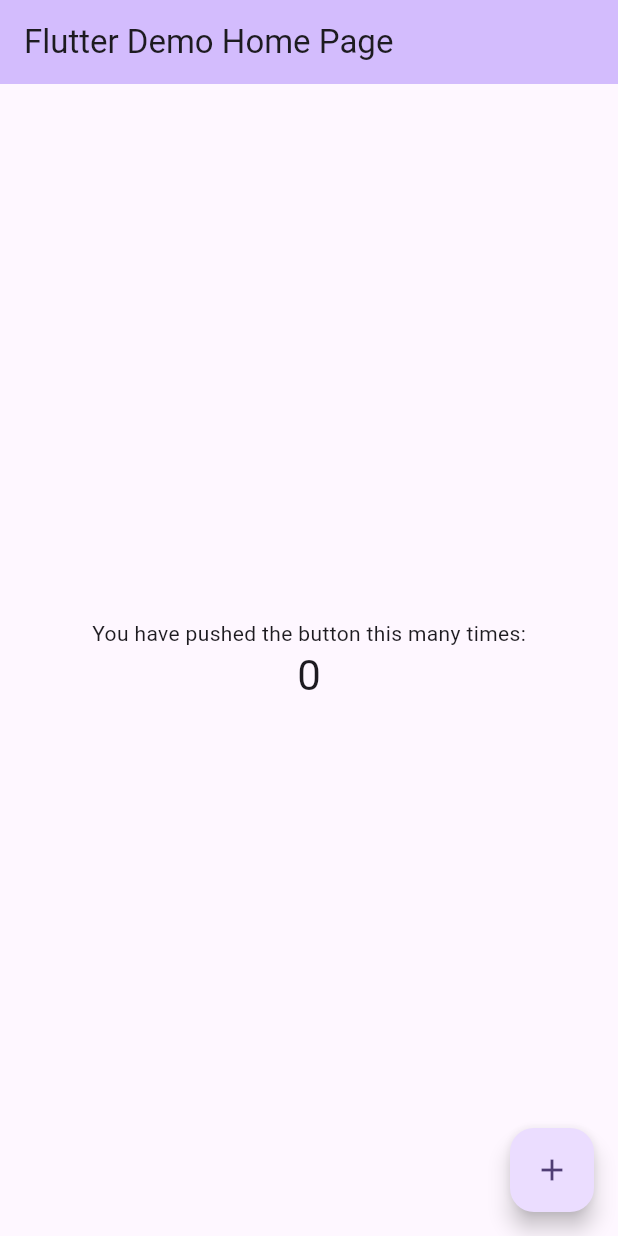
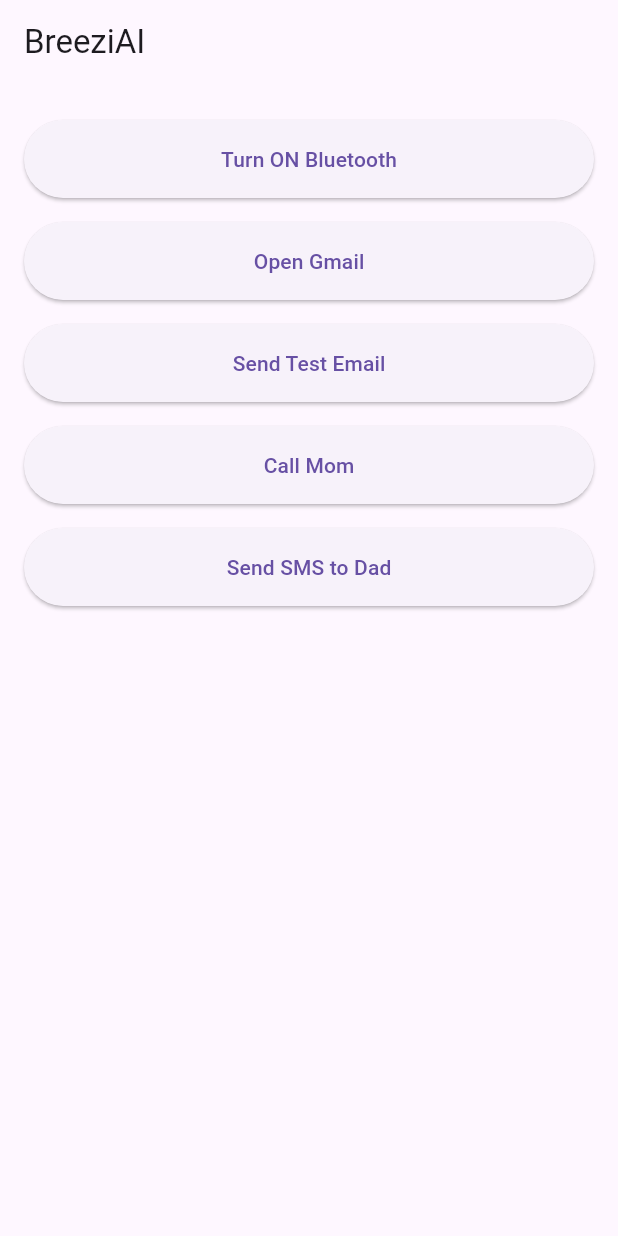
Before and after one commit to jaishree29/breeziAI, a Flutter app: the screen it shows after launch, on a phone screen of 412 x 824 dp. Run offline on Flutter 3.47's test engine with Material 3 defaults, Android fonts, the phone set to English and light mode, and no system bars; our stand-ins replace flutter_blue_plus; missing offline and left inert: android_intent_plus, device_apps.

Commit message:
Added a basic sample json and created a test app that has multiple agents to perform tasks

```diff
--- /dev/null
+++ b/lib/controllers/agent_controller.dart
@@ -0,0 +1,138 @@
+// lib/controllers/agent_controller.dart
+import 'dart:convert';
+import '../models/instruction_response_model.dart'; // Adjust path if needed
+import '../models/agent_specific_model.dart'; // Adjust path if needed
+import '../services/bluetooth_service.dart';
+import '../services/app_service.dart';
+import '../services/phone_service.dart';
+
+class AgentController {
+  // Instantiate your services
+  final BluetoothService _bluetoothService = BluetoothService();
+  final AppService _appService = AppService();
+  final PhoneService _phoneService = PhoneService();
+
+  // This map holds your mock JSON responses
+  final Map<String, String> mockLLMResponses = {
+    'turn_on_bluetooth': '''
+      {
+        "instruction": "Turn on Bluetooth",
+        "response": {
+          "text": "Bluetooth has been enabled.",
+          "actions": [
+            { "type": "toggle_bluetooth", "parameters": { "state": "on" } }
+          ]
+        }
+      }
+    ''',
+    'open_gmail': '''
+      {
+        "instruction": "Open Gmail",
+        "response": {
+          "text": "Opening Gmail app.",
+          "actions": [
+            { "type": "open_app", "parameters": { "packageName": "com.google.android.gm" } }
+          ]
+        }
+      }
+    ''',
+    'send_email': '''
+      {
+        "instruction": "Send an email to John",
+        "response": {
+          "text": "Composing an email to John.",
+          "actions": [
+            {
+              "type": "compose_email",
+              "parameters": {
+                "packageName": "com.google.android.gm",
+                "to": "john@example.com",
+                "subject": "Meeting Update",
+                "body": "Let's catch up at 3 PM tomorrow."
+              }
+            }
+          ]
+        }
+      }
+    ''',
+    'make_call': '''
+      {
+        "instruction": "Call Mom",
+        "response": {
+          "text": "Calling Mom.",
+          "actions": [
+            { "type": "make_call", "parameters": { "phoneNumber": "+911234567890" } }
+          ]
+        }
+      }
+    ''',
+    'send_sms': '''
+      {
+        "instruction": "Send message to Dad",
+        "response": {
+          "text": "Sending SMS to Dad.",
+          "actions": [
+            {
+              "type": "send_sms",
+              "parameters": {
+                "phoneNumber": "+919876543210",
+                "message": "Hi Dad, I’ll be home soon."
+              }
+            }
+          ]
+        }
+      }
+    ''',
+  };
+
+  // This is the main function the View will call
+  Future<void> processCommand(String commandKey) async {
+    final jsonString = mockLLMResponses[commandKey];
+    if (jsonString == null) {
+      print("Error: No mock response found for command '$commandKey'");
+      return;
+    }
+
+    // 1. Decoding the JSON string into a Map
+    final Map<String, dynamic> jsonMap = json.decode(jsonString);
+
+    // 2. Parsing the Map into the Dart Model
+    final instructionResponse = InstructionResponse.fromJson(jsonMap);
+
+    print("Instruction: ${instructionResponse.instruction}");
+    print("Response Text: ${instructionResponse.response.text}");
+
+    // 3. Looping through actions and executing them
+    for (final action in instructionResponse.response.actions) {
+      await _executeAction(action);
+    }
+  }
+
+  // Private helper to execute a single action
+  Future<void> _executeAction(ActionData action) async {
+    switch (action.type) {
+      case 'toggle_bluetooth':
+        final params = BluetoothParams.fromJson(action.parameters);
+        await _bluetoothService.toggle(params.state);
+        break;
+      case 'open_app':
+        final params = AppParams.fromJson(action.parameters);
+        await _appService.openApp(params.packageName);
+        break;
+      case 'compose_email':
+        final params = EmailParams.fromJson(action.parameters);
+        await _appService.composeEmail(params.to, params.subject, params.body);
+        break;
+      case 'make_call':
+        final params = CallParams.fromJson(action.parameters);
+        await _phoneService.makeCall(params.phoneNumber);
+        break;
+      case 'send_sms':
+        final params = SmsParams.fromJson(action.parameters);
+        await _phoneService.sendSms(params.phoneNumber, params.message);
+        break;
+      default:
+        print("Error: Unknown action type '${action.type}'");
+    }
+  }
+}
--- a/lib/main.dart
+++ b/lib/main.dart
@@ -1,3 +1,4 @@
+import 'package:breeziai/views/home_page.dart';
 import 'package:flutter/material.dart';
 
 void main() {
@@ -7,116 +8,13 @@ void main() {
 class MyApp extends StatelessWidget {
   const MyApp({super.key});
 
-  // This widget is the root of your application.
   @override
   Widget build(BuildContext context) {
     return MaterialApp(
-      title: 'Flutter Demo',
-      theme: ThemeData(
-        // This is the theme of your application.
-        //
-        // TRY THIS: Try running your application with "flutter run". You'll see
-        // the application has a purple toolbar. Then, without quitting the app,
-        // try changing the seedColor in the colorScheme below to Colors.green
-        // and then invoke "hot reload" (save your changes or press the "hot
-        // reload" button in a Flutter-supported IDE, or press "r" if you used
-        // the command line to start the app).
-        //
-        // Notice that the counter didn't reset back to zero; the application
-        // state is not lost during the reload. To reset the state, use hot
-        // restart instead.
-        //
-        // This works for code too, not just values: Most code changes can be
-        // tested with just a hot reload.
-        colorScheme: ColorScheme.fromSeed(seedColor: Colors.deepPurple),
-      ),
-      home: const MyHomePage(title: 'Flutter Demo Home Page'),
+      debugShowCheckedModeBanner: false,
+      title: 'BreeziAI',
+      theme: ThemeData(primarySwatch: Colors.blue, useMaterial3: true),
+      home: const HomePage(),
     );
   }
 }
-
-class MyHomePage extends StatefulWidget {
-  const MyHomePage({super.key, required this.title});
-
-  // This widget is the home page of your application. It is stateful, meaning
-  // that it has a State object (defined below) that contains fields that affect
-  // how it looks.
-
-  // This class is the configuration for the state. It holds the values (in this
-  // case the title) provided by the parent (in this case the App widget) and
-  // used by the build method of the State. Fields in a Widget subclass are
-  // always marked "final".
-
-  final String title;
-
-  @override
-  State<MyHomePage> createState() => _MyHomePageState();
-}
-
-class _MyHomePageState extends State<MyHomePage> {
-  int _counter = 0;
-
-  void _incrementCounter() {
-    setState(() {
-      // This call to setState tells the Flutter framework that something has
-      // changed in this State, which causes it to rerun the build method below
-      // so that the display can reflect the updated values. If we changed
-      // _counter without calling setState(), then the build method would not be
-      // called again, and so nothing would appear to happen.
-      _counter++;
-    });
-  }
-
-  @override
-  Widget build(BuildContext context) {
-    // This method is rerun every time setState is called, for instance as done
-    // by the _incrementCounter method above.
-    //
-    // The Flutter framework has been optimized to make rerunning build methods
-    // fast, so that you can just rebuild anything that needs updating rather
-    // than having to individually change instances of widgets.
-    return Scaffold(
-      appBar: AppBar(
-        // TRY THIS: Try changing the color here to a specific color (to
-        // Colors.amber, perhaps?) and trigger a hot reload to see the AppBar
-        // change color while the other colors stay the same.
-        backgroundColor: Theme.of(context).colorScheme.inversePrimary,
-        // Here we take the value from the MyHomePage object that was created by
-        // the App.build method, and use it to set our appbar title.
-        title: Text(widget.title),
-      ),
-      body: Center(
-        // Center is a layout widget. It takes a single child and positions it
-        // in the middle of the parent.
-        child: Column(
-          // Column is also a layout widget. It takes a list of children and
-          // arranges them vertically. By default, it sizes itself to fit its
-          // children horizontally, and tries to be as tall as its parent.
-          //
-          // Column has various properties to control how it sizes itself and
-          // how it positions its children. Here we use mainAxisAlignment to
-          // center the children vertically; the main axis here is the vertical
-          // axis because Columns are vertical (the cross axis would be
-          // horizontal).
-          //
-          // TRY THIS: Invoke "debug painting" (choose the "Toggle Debug Paint"
-          // action in the IDE, or press "p" in the console), to see the
-          // wireframe for each widget.
-          mainAxisAlignment: MainAxisAlignment.center,
-          children: <Widget>[
-            const Text('You have pushed the button this many times:'),
-            Text(
-              '$_counter',
-              style: Theme.of(context).textTheme.headlineMedium,
-            ),
-          ],
-        ),
-      ),
-      floatingActionButton: FloatingActionButton(
-        onPressed: _incrementCounter,
-        tooltip: 'Increment',
-        child: const Icon(Icons.add),
-      ), // This trailing comma makes auto-formatting nicer for build methods.
-    );
-  }
-}
--- /dev/null
+++ b/lib/models/agent_specific_model.dart
@@ -0,0 +1,161 @@
+class BluetoothParams {
+  final String state;
+  BluetoothParams({required this.state});
+
+  factory BluetoothParams.fromJson(Map<String, dynamic> json) {
+    return BluetoothParams(state: json['state'] ?? '');
+  }
+
+  Map<String, dynamic> toJson() => {'state': state};
+}
+
+class WifiParams {
+  final String state;
+  final String? ssid;
+  final String? password;
+
+  WifiParams({required this.state, this.ssid, this.password});
+
+  factory WifiParams.fromJson(Map<String, dynamic> json) {
+    return WifiParams(
+      state: json['state'] ?? '',
+      ssid: json['ssid'],
+      password: json['password'],
+    );
+  }
+
+  Map<String, dynamic> toJson() => {
+    'state': state,
+    if (ssid != null) 'ssid': ssid,
+    if (password != null) 'password': password,
+  };
+}
+
+class AppParams {
+  final String packageName;
+
+  AppParams({required this.packageName});
+
+  factory AppParams.fromJson(Map<String, dynamic> json) {
+    return AppParams(packageName: json['packageName'] ?? '');
+  }
+
+  Map<String, dynamic> toJson() => {'packageName': packageName};
+}
+
+class EmailParams {
+  final String packageName;
+  final String to;
+  final String subject;
+  final String body;
+
+  EmailParams({
+    required this.packageName,
+    required this.to,
+    required this.subject,
+    required this.body,
+  });
+
+  factory EmailParams.fromJson(Map<String, dynamic> json) {
+    return EmailParams(
+      packageName: json['packageName'] ?? '',
+      to: json['to'] ?? '',
+      subject: json['subject'] ?? '',
+      body: json['body'] ?? '',
+    );
+  }
+
+  Map<String, dynamic> toJson() => {
+    'packageName': packageName,
+    'to': to,
+    'subject': subject,
+    'body': body,
+  };
+}
+
+class CalendarParams {
+  final String packageName;
+  final String title;
+  final String time;
+  final String? location;
+
+  CalendarParams({
+    required this.packageName,
+    required this.title,
+    required this.time,
+    this.location,
+  });
+
+  factory CalendarParams.fromJson(Map<String, dynamic> json) {
+    return CalendarParams(
+      packageName: json['packageName'] ?? '',
+      title: json['title'] ?? '',
+      time: json['time'] ?? '',
+      location: json['location'],
+    );
+  }
+
+  Map<String, dynamic> toJson() => {
+    'packageName': packageName,
+    'title': title,
+    'time': time,
+    if (location != null) 'location': location,
+  };
+}
+
+class CallParams {
+  final String phoneNumber;
+
+  CallParams({required this.phoneNumber});
+
+  factory CallParams.fromJson(Map<String, dynamic> json) {
+    return CallParams(phoneNumber: json['phoneNumber'] ?? '');
+  }
+
+  Map<String, dynamic> toJson() => {'phoneNumber': phoneNumber};
+}
+
+class SmsParams {
+  final String phoneNumber;
+  final String message;
+
+  SmsParams({required this.phoneNumber, required this.message});
+
+  factory SmsParams.fromJson(Map<String, dynamic> json) {
+    return SmsParams(
+      phoneNumber: json['phoneNumber'] ?? '',
+      message: json['message'] ?? '',
+    );
+  }
+
+  Map<String, dynamic> toJson() => {
+    'phoneNumber': phoneNumber,
+    'message': message,
+  };
+}
+
+class DndParams {
+  final String startTime;
+  final String endTime;
+  final List<String> exceptions;
+
+  DndParams({
+    required this.startTime,
+    required this.endTime,
+    required this.exceptions,
+  });
+
+  factory DndParams.fromJson(Map<String, dynamic> json) {
+    return DndParams(
+      startTime: json['start_time'] ?? '',
+      endTime: json['end_time'] ?? '',
+      exceptions: List<String>.from(json['exceptions'] ?? []),
+    );
+  }
+
+  Map<String, dynamic> toJson() => {
+    'start_time': startTime,
+    'end_time': endTime,
+    'exceptions': exceptions,
+  };
+}
--- /dev/null
+++ b/lib/services/bluetooth_service.dart
@@ -0,0 +1,13 @@
+import 'package:flutter_blue_plus/flutter_blue_plus.dart';
+
+class BluetoothService {
+  Future<void> toggle(String state) async {
+    if (state == 'on') {
+      await FlutterBluePlus.turnOn();
+      print("Bluetooth turned ON");
+    } else if (state == 'off') {
+      await FlutterBluePlus.turnOff();
+      print("Bluetooth turned OFF");
+    }
+  }
+}
--- /dev/null
+++ b/lib/services/phone_service.dart
@@ -0,0 +1,27 @@
+import 'package:url_launcher/url_launcher.dart';
+
+class PhoneService {
+  Future<void> makeCall(String phoneNumber) async {
+    final Uri url = Uri(scheme: 'tel', path: phoneNumber);
+    if (await canLaunchUrl(url)) {
+      await launchUrl(url);
+      print("Making call to: $phoneNumber");
+    } else {
+      print("Could not make call to $phoneNumber");
+    }
+  }
+
+  Future<void> sendSms(String phoneNumber, String message) async {
+    final Uri url = Uri(
+      scheme: 'sms',
+      path: phoneNumber,
+      queryParameters: {'body': message},
+    );
+    if (await canLaunchUrl(url)) {
+      await launchUrl(url);
+      print("Sending SMS to: $phoneNumber");
+    } else {
+      print("Could not send SMS to $phoneNumber");
+    }
+  }
+}
--- /dev/null
+++ b/lib/views/home_page.dart
@@ -0,0 +1,46 @@
+import 'package:breeziai/controllers/agent_controller.dart';
+import 'package:breeziai/widgets/command_button.dart';
+import 'package:flutter/material.dart';
+
+class HomePage extends StatefulWidget {
+  const HomePage({super.key});
+
+  @override
+  State<HomePage> createState() => _HomePageState();
+}
+
+class _HomePageState extends State<HomePage> {
+  final AgentController _controller = AgentController();
+
+  @override
+  Widget build(BuildContext context) {
+    return Scaffold(
+      appBar: AppBar(title: const Text('BreeziAI')),
+      body: ListView(
+        padding: const EdgeInsets.all(16.0),
+        children: [
+          CommandButton(
+            title: 'Turn ON Bluetooth',
+            onPressed: () => _controller.processCommand('turn_on_bluetooth'),
+          ),
+          CommandButton(
+            title: 'Open Gmail',
+            onPressed: () => _controller.processCommand('open_gmail'),
+          ),
+          CommandButton(
+            title: 'Send Test Email',
+            onPressed: () => _controller.processCommand('send_email'),
+          ),
+          CommandButton(
+            title: 'Call Mom',
+            onPressed: () => _controller.processCommand('make_call'),
+          ),
+          CommandButton(
+            title: 'Send SMS to Dad',
+            onPressed: () => _controller.processCommand('send_sms'),
+          ),
+        ],
+      ),
+    );
+  }
+}
--- /dev/null
+++ b/lib/widgets/command_button.dart
@@ -0,0 +1,26 @@
+import 'package:flutter/material.dart';
+
+class CommandButton extends StatelessWidget {
+  final String title;
+  final VoidCallback onPressed;
+
+  const CommandButton({
+    super.key,
+    required this.title,
+    required this.onPressed,
+  });
+
+  @override
+  Widget build(BuildContext context) {
+    return Padding(
+      padding: const EdgeInsets.symmetric(vertical: 8.0),
+      child: ElevatedButton(
+        style: ElevatedButton.styleFrom(
+          padding: const EdgeInsets.symmetric(vertical: 16),
+        ),
+        onPressed: onPressed,
+        child: Text(title),
+      ),
+    );
+  }
+}
--- a/pubspec.yaml
+++ b/pubspec.yaml
@@ -34,6 +34,11 @@ dependencies:
   # The following adds the Cupertino Icons font to your application.
   # Use with the CupertinoIcons class for iOS style icons.
   cupertino_icons: ^1.0.8
+  flutter_blue_plus: ^1.35.10
+  android_intent_plus: ^5.3.1
+  url_launcher: ^6.3.2
+  device_apps: ^2.2.0
+  permission_handler: ^12.0.1
 
 dev_dependencies:
   flutter_test:
```
Also changed, not shown: lib/models/instruction_response_model.dart (added, +56 -0 lines), lib/services/app_service.dart (added, +29 -0 lines), pubspec.lock, 7 other files.
